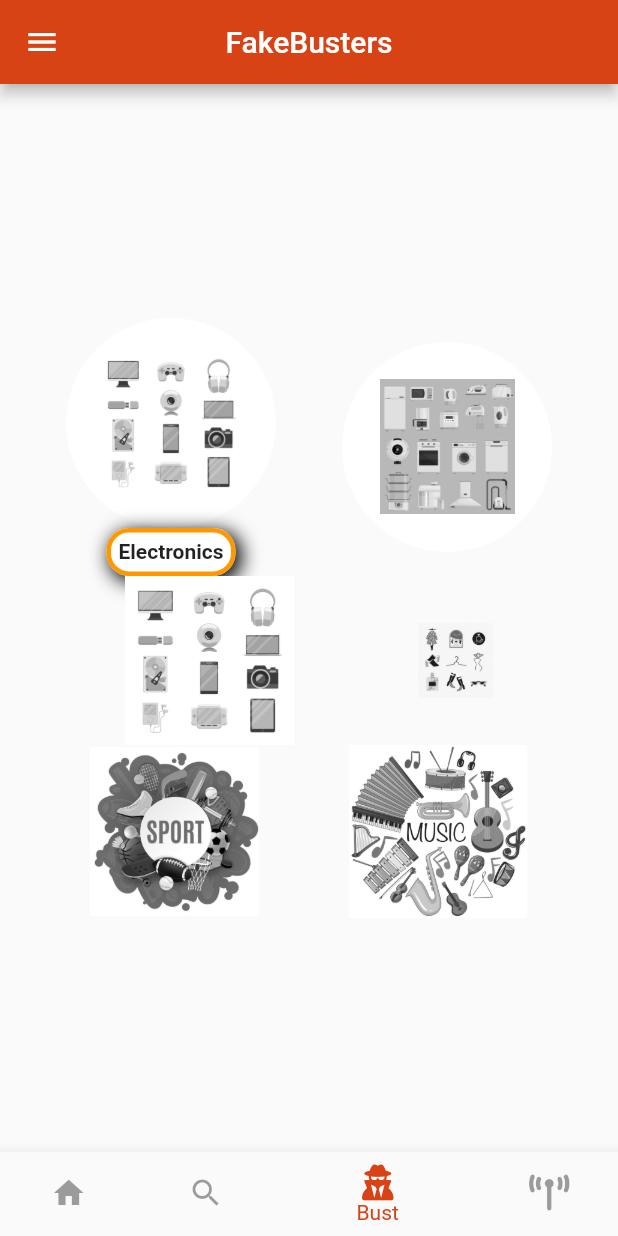
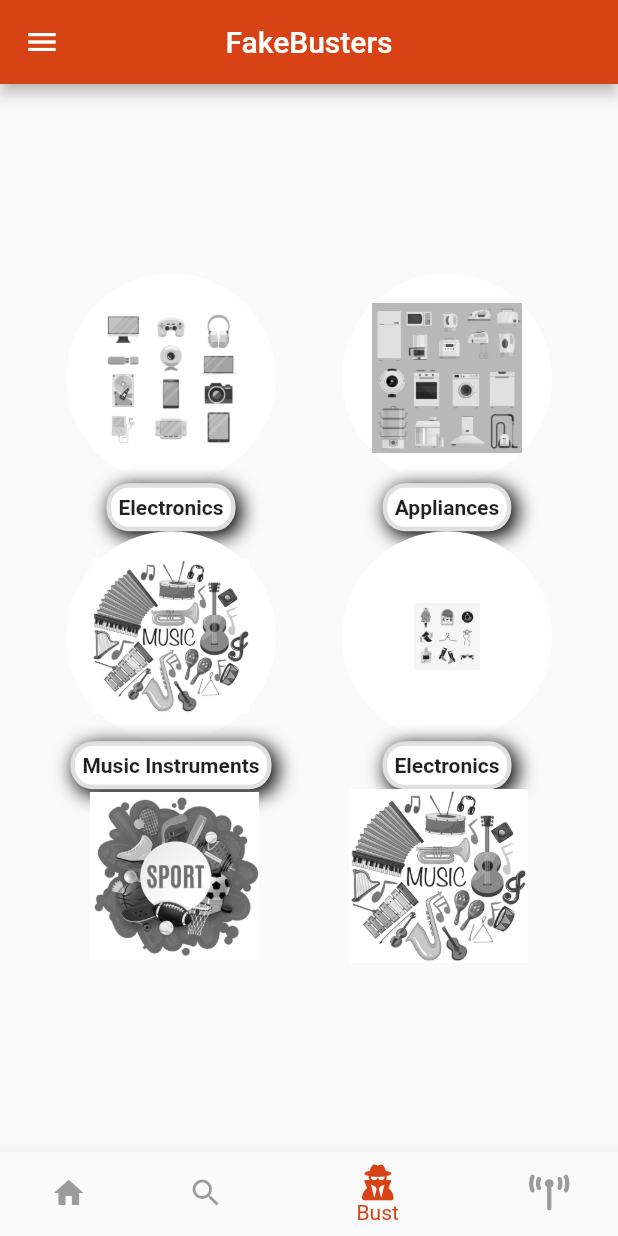
Before and after one commit to walidwalid23/FakeBusters, a Flutter app: the screen it shows after launch, after a tap on "Fake Buster", on a phone screen of 412 x 824 dp. Run offline on Flutter 3.47's test engine with Material 2 defaults, Android fonts, the phone set to English and light mode, and no system bars; our stand-ins replace fluttertoast, font_awesome_flutter; missing offline and left inert: regexed_validator.

Commit message:
modified categories layout and logic

```diff
--- a/lib/models/colors_manager.dart
+++ b/lib/models/colors_manager.dart
@@ -4,7 +4,7 @@ class ColorsManager{
   static final Color? bottomBarUnselectedIconsColor = Colors.black38;
   static final Color? bottomBarSelectedIconsColor = Colors.deepOrange[800];
   static final Color? choiceCircleBackground = Colors.deepOrangeAccent;
-  static final Color? choiceInactiveColor = Colors.black12;
+  static final Color? choiceInActiveColor = Colors.black12;
   static final Color? choiceActiveColor = Colors.orange;
 
 
--- a/lib/reusable_widgets/user_choice.dart
+++ b/lib/reusable_widgets/user_choice.dart
@@ -9,7 +9,8 @@ class UserChoice extends StatelessWidget {
       this.circleRadius = 50,
      required this.imageScale,
      required this.action,
-     required this.circleBackgroundColor
+     required this.circleBackgroundColor,
+     required this.choiceButtonColor
   }) : super(key: key);
 
   String imagePath;
@@ -18,6 +19,7 @@ class UserChoice extends StatelessWidget {
   String choiceText;
   VoidCallback action;
   Color circleBackgroundColor;
+  Color choiceButtonColor;
 
 
   @override
@@ -33,7 +35,7 @@ class UserChoice extends StatelessWidget {
               padding: EdgeInsets.all(5),
                 decoration: BoxDecoration(
                   border:  Border.all(
-                    color: Colors.orange,
+                    color: choiceButtonColor,
                     width: 3,
                   ), //Border.all
                     borderRadius: BorderRadius.circular(15),
--- a/lib/views/categories.dart
+++ b/lib/views/categories.dart
@@ -1,3 +1,4 @@
+import 'package:fakebustersapp/models/colors_manager.dart';
 import 'package:fakebustersapp/reusable_widgets/user_choice.dart';
 import 'package:flutter/material.dart';
 
@@ -12,9 +13,15 @@ class _CategoriesState extends State<Categories> {
   String toysState = 'toysoff.jpg';
   String appliancesState = 'appliancesoff.jpg';
   String musicInstrumentsState = 'musicinstrumentsoff.jpg';
-  String fashionsState = 'fashionoff.jpg';
+  String fashionState = 'fashionoff.jpg';
   String electronicsState = 'electronicsoff.jpg';
   String sportsEquipmentState = 'sportsEquipmentoff.jpg';
+  Color toysButtonState = ColorsManager.choiceInActiveColor!;
+  Color appliancesButtonState = ColorsManager.choiceInActiveColor!;
+  Color musicInstrumentsButtonState = ColorsManager.choiceInActiveColor!;
+  Color fashionButtonState = ColorsManager.choiceInActiveColor!;
+  Color electronicsButtonState = ColorsManager.choiceInActiveColor!;
+  Color sportsEquipmentButtonState = ColorsManager.choiceInActiveColor!;
 
 
   @override
@@ -30,22 +37,80 @@ class _CategoriesState extends State<Categories> {
             choiceText: 'Electronics',
             imageScale: 45,
             action: (){setState(() {
-              (electronicsState=='electronicsoff.jpg')?electronicsState='electronicson.jpg'
-                  :
+              if(electronicsState=='electronicsoff.jpg') {
+                electronicsState = 'electronicson.jpg';
+                electronicsButtonState = ColorsManager.choiceActiveColor!;
+              }
+              else{
               electronicsState='electronicsoff.jpg';
+              electronicsButtonState  = ColorsManager.choiceInActiveColor!;
+              }
+
             });},
             circleBackgroundColor: Colors.white,
-            circleRadius: 70,)
+            circleRadius: 70,
+          choiceButtonColor: electronicsButtonState ,)
           ,
-          CircleAvatar(child: Image.asset('assets/images/appliancesoff.jpg',scale:50,),
-              backgroundColor: Colors.white,
-              radius: 70)
+          UserChoice(
+            imagePath: 'assets/images/$appliancesState',
+            choiceText: 'Appliances',
+            imageScale: 45,
+            action: (){setState(() {
+              if(appliancesState=='appliancesoff.jpg') {
+                appliancesState = 'applianceson.jpg';
+                appliancesButtonState = ColorsManager.choiceActiveColor!;
+              }
+              else{
+                appliancesState='appliancesoff.jpg';
+                appliancesButtonState = ColorsManager.choiceInActiveColor!;
+              }
+
+            });},
+            circleBackgroundColor: Colors.white,
+            circleRadius: 70,
+            choiceButtonColor: appliancesButtonState,)
         ],),
         Row(
           mainAxisAlignment: MainAxisAlignment.spaceEvenly
           ,children: [
-          Image.asset('assets/images/electronicsoff.jpg',scale:40),
-          Image.asset('assets/images/fashionoff.jpg',scale:40),
+          UserChoice(
+            imagePath: 'assets/images/$musicInstrumentsState',
+            choiceText: 'Music Instruments',
+            imageScale: 45,
+            action: (){setState(() {
+              if(musicInstrumentsState=='musicinstrumentsoff.jpg') {
+                musicInstrumentsState = 'musicinstrumentson.jpg';
+                musicInstrumentsButtonState = ColorsManager.choiceActiveColor!;
+              }
+              else{
+                musicInstrumentsState='musicinstrumentsoff.jpg';
+                musicInstrumentsButtonState = ColorsManager.choiceInActiveColor!;
+              }
+
+            });},
+            circleBackgroundColor: Colors.white,
+            circleRadius: 70,
+            choiceButtonColor: musicInstrumentsButtonState,),
+          UserChoice(
+            imagePath: 'assets/images/$fashionState',
+            choiceText: 'Electronics',
+            imageScale: 45,
+            action: (){setState(() {
+              if(fashionState=='electronicsoff.jpg') {
+                fashionState = 'electronicson.jpg';
+                fashionButtonState = ColorsManager.choiceActiveColor!;
+              }
+              else{
+                fashionState='electronicsoff.jpg';
+                fashionButtonState  = ColorsManager.choiceInActiveColor!;
+              }
+
+            });},
+            circleBackgroundColor: Colors.white,
+            circleRadius: 70,
+            choiceButtonColor: fashionButtonState ,)
+
+            ,
         ],),
         Row(
           mainAxisAlignment: MainAxisAlignment.spaceEvenly
--- a/lib/views/user_type_choices.dart
+++ b/lib/views/user_type_choices.dart
@@ -28,11 +28,13 @@ class UserTypeChoices extends StatelessWidget {
                     UserChoice(imagePath: 'assets/images/fakebuster.png',
                         choiceText: 'Fake Buster', imageScale: 1,
                     circleBackgroundColor: ColorsManager.choiceCircleBackground!,
-                    action: fakeBusterChoiceAction,),
+                    action: fakeBusterChoiceAction,
+                    choiceButtonColor: ColorsManager.choiceActiveColor!),
                     UserChoice(imagePath: 'assets/images/siren.png',
                         choiceText: 'Busters Seeker', imageScale: 6,
                     circleBackgroundColor: ColorsManager.choiceCircleBackground!,
-                    action: bustersSeekerChoiceAction,)
+                    action: bustersSeekerChoiceAction,
+                        choiceButtonColor: ColorsManager.choiceActiveColor!)
                   ],
 
     ),
```
